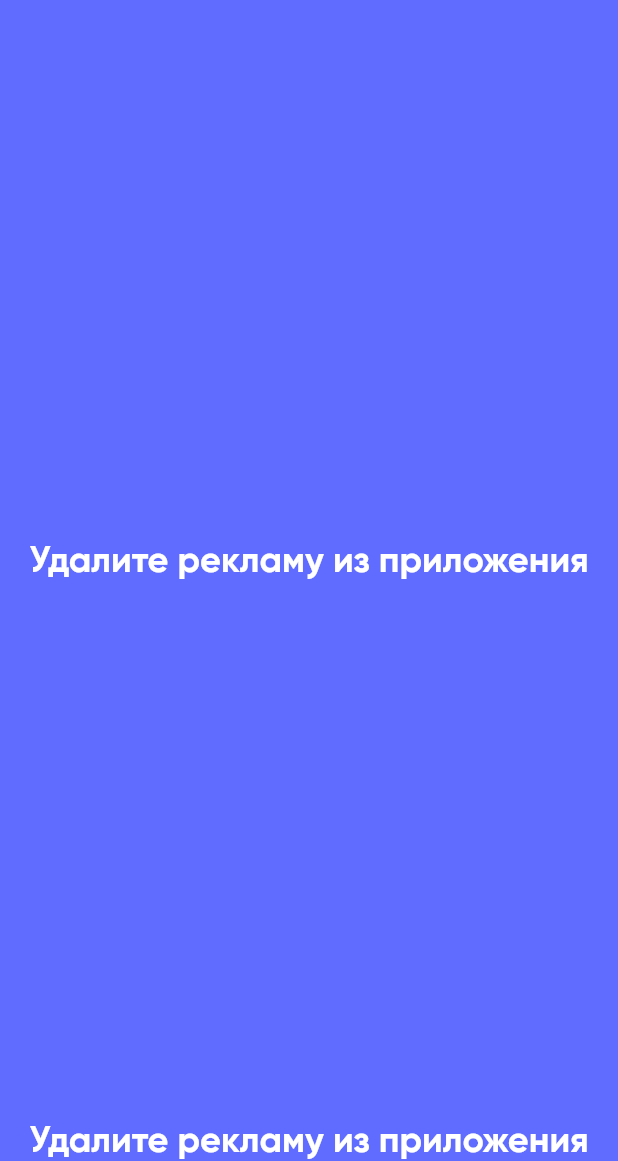
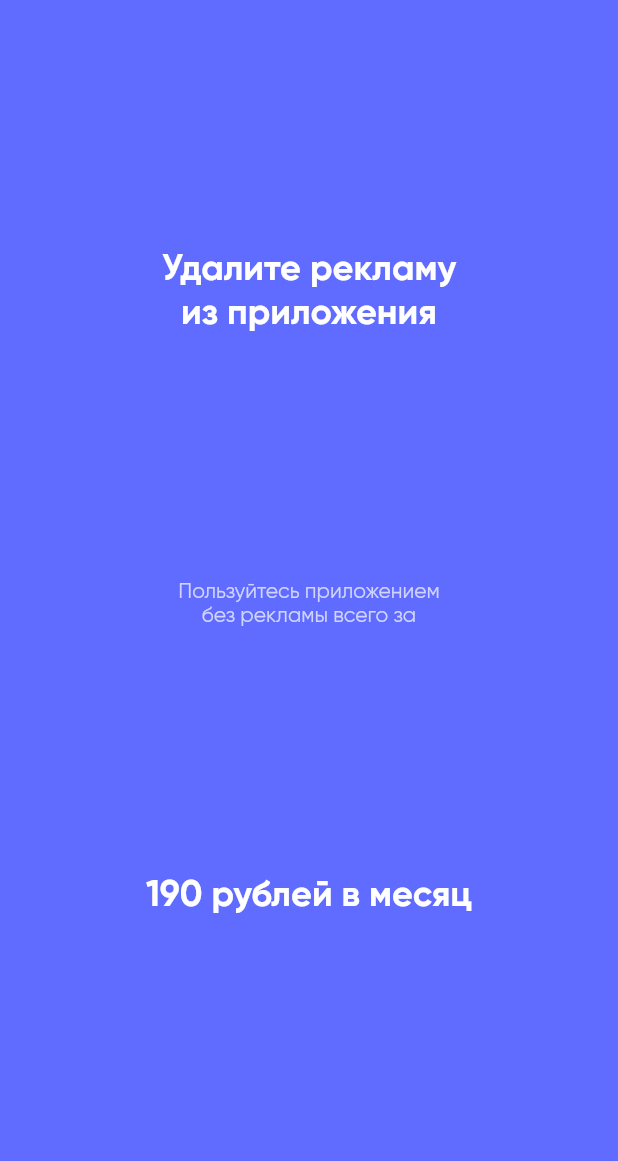
Before and after one commit to kkkivannn/pedometer, a Flutter app: the adsAndroid screen opened directly, on a phone screen of 412 x 824 dp, the part 75-1236 px from its top. Run offline on Flutter 3.47's test engine with Material 2 defaults, Android fonts, the light colour scheme and no system bars; our stand-ins replace device_info, easy_localization, flutter_local_notifications, google_mobile_ads, hive, hive_flutter and 6 more; missing offline and left inert: dart:ffi, flutter_sizer, splash_screen_view; accounts and stored records are empty.

Commit message:
Aded Adds screen

```diff
--- a/assets/translate/en-RU.json
+++ b/assets/translate/en-RU.json
@@ -69,7 +69,7 @@
     "text56": "Выбрать",
 
 
-    "text57": "Удалите рекламу из приложения"
+    "text58": "Удалите рекламу из приложения"
 
 
 
--- a/lib/ADSScreen/adsAndroidScreen.dart
+++ b/lib/ADSScreen/adsAndroidScreen.dart
@@ -1,7 +1,8 @@
-// ignore_for_file: file_names
+// ignore_for_file: file_names, prefer_const_constructors, implementation_imports
 
-import 'package:easy_localization/src/public_ext.dart';
 import 'package:flutter/material.dart';
+import 'package:flutter_localizations/flutter_localizations.dart';
+import 'package:easy_localization/easy_localization.dart';
 
 class adsAndroid extends StatefulWidget {
   @override
@@ -44,7 +45,21 @@ class _adsAndroidState extends State<adsAndroid> {
             Spacer(),
             Container(
               child: Text(
-                "text57".tr().toString(),
+                'Удалите рекламу',
+                textAlign: TextAlign.center,
+                // 'text58'.tr().toString(),
+                style: TextStyle(
+                  fontFamily: "Gilroy",
+                  fontSize: 24,
+                  color: Colors.white,
+                ),
+              ),
+            ),
+            Container(
+              child: Text(
+                'из приложения',
+                textAlign: TextAlign.center,
+                // 'text57'.tr().toString(),
                 style: TextStyle(
                   fontFamily: "Gilroy",
                   fontSize: 24,
@@ -55,14 +70,39 @@ class _adsAndroidState extends State<adsAndroid> {
             Spacer(),
             Container(
               child: Text(
-                "text57".tr().toString(),
+                'Пользуйтесь приложением',
+                textAlign: TextAlign.center,
                 style: TextStyle(
-                  fontFamily: "Gilroy",
-                  fontSize: 24,
-                  color: Colors.white,
+                  fontFamily: "Gilroy2",
+                  fontSize: 14,
+                  color: Color(0xffD0D4FF),
                 ),
               ),
             ),
+            Container(
+              child: Text(
+                'без рекламы всего за',
+                textAlign: TextAlign.center,
+                style: TextStyle(
+                  fontFamily: "Gilroy2",
+                  fontSize: 14,
+                  color: Color(0xffD0D4FF),
+                ),
+              ),
+            ),
+            Spacer(),
+            Container(
+                child: Text(
+              "190 рублей в месяц",
+              style: TextStyle(
+                fontFamily: "Gilroy",
+                fontSize: 24,
+                color: Color(
+                  0xffffffff,
+                ),
+              ),
+            )),
+            Spacer(),
           ],
         ),
       ),
--- a/lib/thirdPage/stepCount.dart
+++ b/lib/thirdPage/stepCount.dart
@@ -11,7 +11,6 @@ import 'package:pedometer2/firstPage/Parameters.dart';
 import 'package:pedometer2/scondPage/Parameters2.dart';
 import 'package:pedometer2/settingsFivesPage/Settings.dart';
 import 'package:permission_handler/permission_handler.dart';
-
 import 'Activitys.dart';
 import 'Ads.dart';
 import 'Statistics.dart';
--- a/pubspec.yaml
+++ b/pubspec.yaml
@@ -51,7 +51,8 @@ dependencies:
   percent_indicator: ^3.4.0
   flutter_local_notifications: ^7.0.0
   google_mobile_ads: ^1.0.1
-  provider: ^6.0.1
+
+  device_info: ^2.0.3
 
 
 
```
Also changed, not shown: lib/ADSScreen/adsIphoneScreen.dart (+14 -0 lines), lib/main.dart (+40 -42 lines), lib/settingsFivesPage/Settings.dart (+11 -8 lines), lib/Notifications/NotificationClients.dart (renamed from lib/Уведомления/УведомленияКлиента.dart), pubspec.lock.
